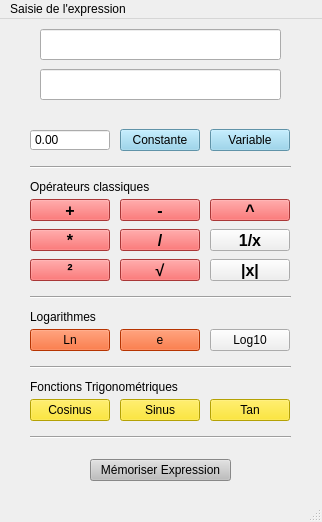
The window that saisieexpressionIHM.ui (obalise/ExpressionProject) describes before a commit, drawn with Qt 5.
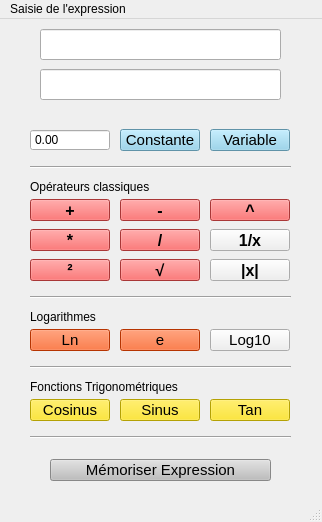
The same window after the commit. Icons and pictures are not drawn.

The edit to the form file:
```diff
--- a/saisieexpressionIHM.ui
+++ b/saisieexpressionIHM.ui
@@ -74,6 +74,13 @@
       <height>22</height>
      </rect>
     </property>
+    <property name="font">
+     <font>
+      <pointsize>11</pointsize>
+      <weight>50</weight>
+      <bold>false</bold>
+     </font>
+    </property>
     <property name="cursor">
      <cursorShape>PointingHandCursor</cursorShape>
     </property>
@@ -310,6 +317,13 @@
       <height>22</height>
      </rect>
     </property>
+    <property name="font">
+     <font>
+      <pointsize>11</pointsize>
+      <weight>50</weight>
+      <bold>false</bold>
+     </font>
+    </property>
     <property name="cursor">
      <cursorShape>PointingHandCursor</cursorShape>
     </property>
@@ -428,12 +442,19 @@
    <widget class="QPushButton" name="Bouton_Memoriser">
     <property name="geometry">
      <rect>
-      <x>90</x>
+      <x>50</x>
       <y>440</y>
-      <width>141</width>
+      <width>221</width>
       <height>22</height>
      </rect>
     </property>
+    <property name="font">
+     <font>
+      <pointsize>11</pointsize>
+      <weight>50</weight>
+      <bold>false</bold>
+     </font>
+    </property>
     <property name="cursor">
      <cursorShape>PointingHandCursor</cursorShape>
     </property>
@@ -463,6 +484,13 @@
       <height>22</height>
      </rect>
     </property>
+    <property name="font">
+     <font>
+      <pointsize>11</pointsize>
+      <weight>50</weight>
+      <bold>false</bold>
+     </font>
+    </property>
     <property name="cursor">
      <cursorShape>PointingHandCursor</cursorShape>
     </property>
@@ -492,6 +520,13 @@
       <height>22</height>
      </rect>
     </property>
+    <property name="font">
+     <font>
+      <pointsize>11</pointsize>
+      <weight>50</weight>
+      <bold>false</bold>
+     </font>
+    </property>
     <property name="cursor">
      <cursorShape>PointingHandCursor</cursorShape>
     </property>
@@ -521,6 +556,13 @@
       <height>22</height>
      </rect>
     </property>
+    <property name="font">
+     <font>
+      <pointsize>11</pointsize>
+      <weight>50</weight>
+      <bold>false</bold>
+     </font>
+    </property>
     <property name="cursor">
      <cursorShape>PointingHandCursor</cursorShape>
     </property>
@@ -550,6 +592,13 @@
       <height>22</height>
      </rect>
     </property>
+    <property name="font">
+     <font>
+      <pointsize>11</pointsize>
+      <weight>50</weight>
+      <bold>false</bold>
+     </font>
+    </property>
     <property name="cursor">
      <cursorShape>PointingHandCursor</cursorShape>
     </property>
@@ -579,6 +628,13 @@
       <height>22</height>
      </rect>
     </property>
+    <property name="font">
+     <font>
+      <pointsize>11</pointsize>
+      <weight>50</weight>
+      <bold>false</bold>
+     </font>
+    </property>
     <property name="cursor">
      <cursorShape>PointingHandCursor</cursorShape>
     </property>
@@ -683,6 +739,13 @@
       <height>22</height>
      </rect>
     </property>
+    <property name="font">
+     <font>
+      <pointsize>11</pointsize>
+      <weight>50</weight>
+      <bold>false</bold>
+     </font>
+    </property>
     <property name="cursor">
      <cursorShape>PointingHandCursor</cursorShape>
     </property>
```
Left out of the diff: 2 changed lines with no effect on the pictures.
